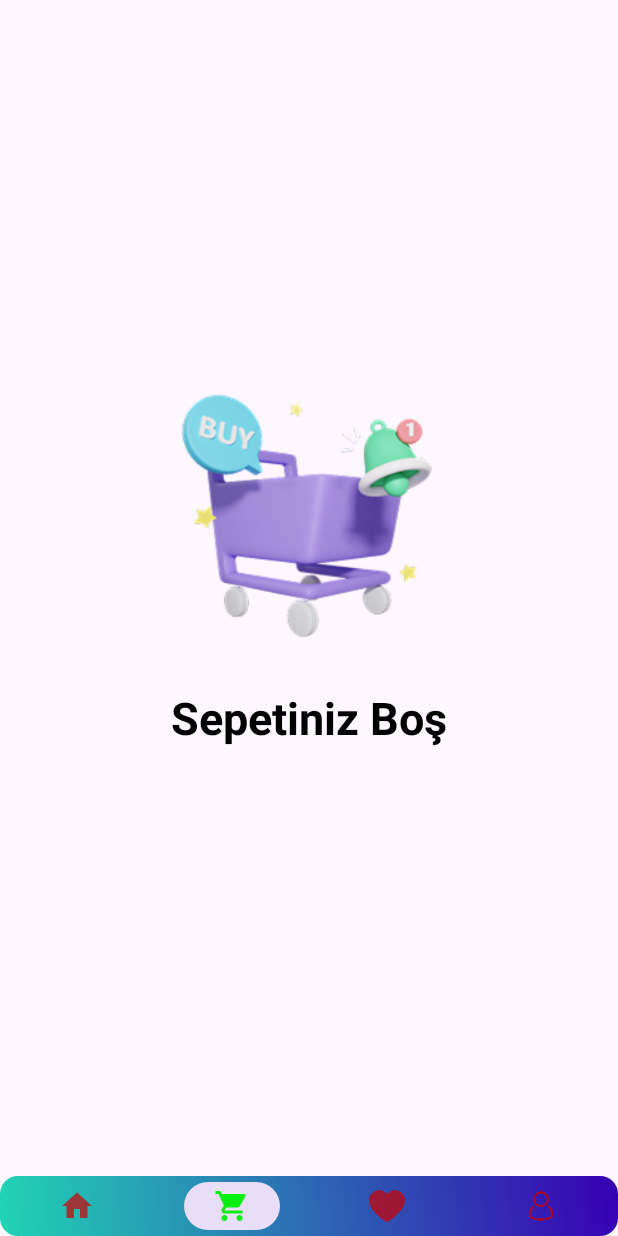
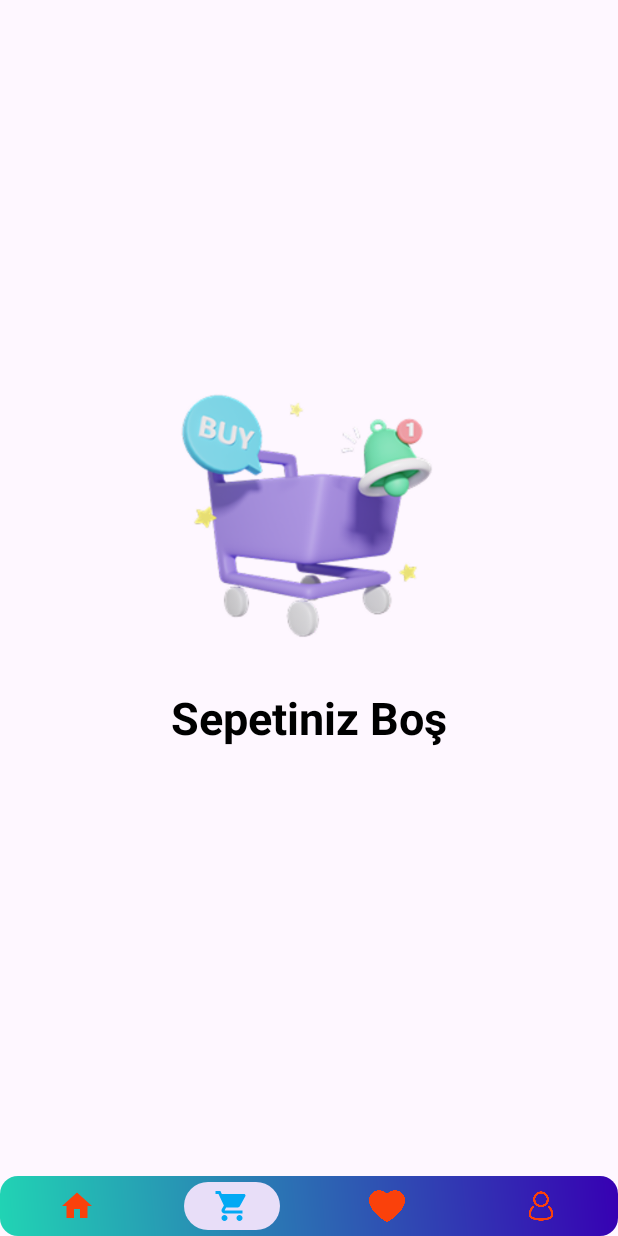
Before and after one commit to bymaskeli53/E-Commerce-Demo, an Android app: the screen it shows after launch once a user with an empty profile is signed in (MainActivity), item 2 of the bottom bar chosen, on a phone screen of 412 x 824 dp. Run offline under Robolectric (Android 15) with nearby library versions, the phone set to English and light mode, and no system bars; our stand-ins replace Dagger/Hilt's generated code, Firebase (no records; nobody signed in at launch, a user with empty details on screens opened directly), Room's generated code, Shimmer, navigation-ui; libraries missing offline, so code that uses them is left out: com.facebook.shimmer; pictures from the network do not load; 1 statement that could not run was skipped.

```diff
--- a/app/src/main/java/com/gundogar/e_commerce_demo/presentation/AuthActivity.kt
+++ b/app/src/main/java/com/gundogar/e_commerce_demo/presentation/AuthActivity.kt
@@ -20,7 +20,6 @@ class AuthActivity : AppCompatActivity() {
 
     private val viewModel: AuthViewModel by viewModels()
 
-
     override fun onCreate(savedInstanceState: Bundle?) {
         super.onCreate(savedInstanceState)
         enableEdgeToEdge()
@@ -30,7 +29,6 @@ class AuthActivity : AppCompatActivity() {
             v.setPadding(systemBars.left, systemBars.top, systemBars.right, systemBars.bottom)
             insets
         }
-        //FirebaseAuth.getInstance().signOut()
         observeLoginState()
         viewModel.checkUserLoggedIn()
     }
--- a/app/src/main/res/color/bottom_nav_icon_colors.xml
+++ b/app/src/main/res/color/bottom_nav_icon_colors.xml
@@ -1,6 +1,6 @@
 <?xml version="1.0" encoding="utf-8"?>
 <selector xmlns:android="http://schemas.android.com/apk/res/android">
-    <item android:color="#07EF12" android:state_checked="true" />
+    <item android:color="#03A9F4" android:state_checked="true" />
 
-    <item android:color="#B3CD0000" />
+    <item android:color="#FA410B" />
 </selector>
```
